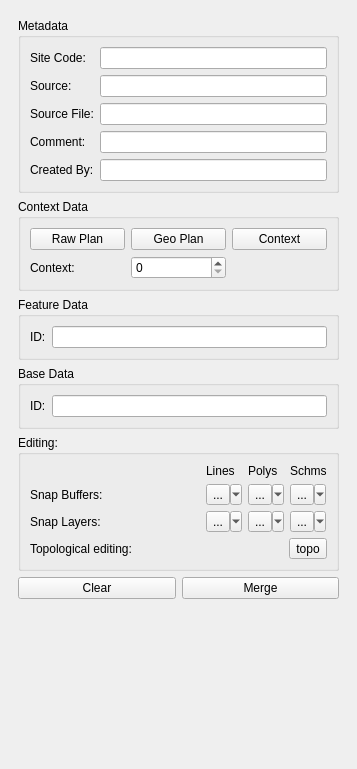
Old version of the form plan/plan_dock_base.ui in the repository lparchaeology/ArkPlan.
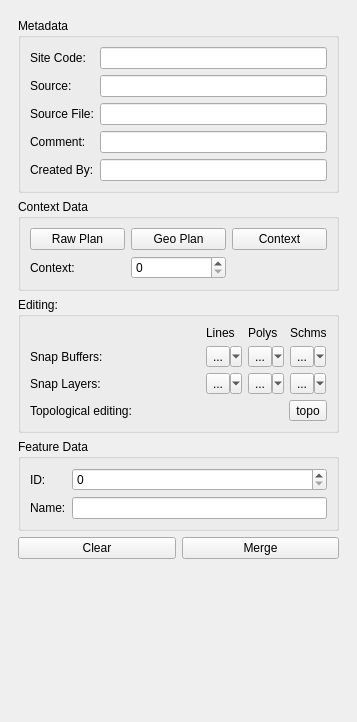
New version of the form. Custom widgets are drawn as their Qt base class.

Commit message:
Move sections to features, remove base editing in planning
Base is now purely site/survey related data and not connected to
ARK or feature data.

The edit to the form file:
```diff
--- a/plan/plan_dock_base.ui
+++ b/plan/plan_dock_base.ui
@@ -7,7 +7,7 @@
     <x>0</x>
     <y>0</y>
     <width>357</width>
-    <height>769</height>
+    <height>722</height>
    </rect>
   </property>
   <property name="sizePolicy">
@@ -44,7 +44,7 @@
          <x>0</x>
          <y>0</y>
          <width>333</width>
-         <height>719</height>
+         <height>672</height>
         </rect>
        </property>
        <layout class="QVBoxLayout" name="verticalLayout">
@@ -190,56 +190,6 @@
           </layout>
          </widget>
         </item>
-        <item>
-         <widget class="QGroupBox" name="m_featureDataGroup">
-          <property name="title">
-           <string>Feature Data</string>
-          </property>
-          <layout class="QGridLayout" name="gridLayout_6">
-           <item row="3" column="1">
-            <widget class="QLineEdit" name="m_featureIdEdit"/>
-           </item>
-           <item row="4" column="0" colspan="2">
-            <layout class="QGridLayout" name="m_featureToolsLayout"/>
-           </item>
-           <item row="3" column="0">
-            <widget class="QLabel" name="m_featureIdLabel">
-             <property name="text">
-              <string>ID:</string>
-             </property>
-             <property name="buddy">
-              <cstring>m_contextNumberSpin</cstring>
-             </property>
-            </widget>
-           </item>
-          </layout>
-         </widget>
-        </item>
-        <item>
-         <widget class="QGroupBox" name="m_baseDataGroup">
-          <property name="title">
-           <string>Base Data</string>
-          </property>
-          <layout class="QGridLayout" name="gridLayout_5">
-           <item row="3" column="1">
-            <widget class="QLineEdit" name="m_baseIdEdit"/>
-           </item>
-           <item row="4" column="0" colspan="2">
-            <layout class="QGridLayout" name="m_baseToolsLayout"/>
-           </item>
-           <item row="3" column="0">
-            <widget class="QLabel" name="m_baseIdLabel">
-             <property name="text">
-              <string>ID:</string>
-             </property>
-             <property name="buddy">
-              <cstring>m_contextNumberSpin</cstring>
-             </property>
-            </widget>
-           </item>
-          </layout>
-         </widget>
-        </item>
         <item>
          <widget class="QGroupBox" name="groupBox">
           <property name="title">
@@ -387,6 +337,44 @@
           </layout>
          </widget>
         </item>
+        <item>
+         <widget class="QGroupBox" name="m_featureDataGroup">
+          <property name="title">
+           <string>Feature Data</string>
+          </property>
+          <layout class="QGridLayout" name="gridLayout_6">
+           <item row="3" column="1">
+            <widget class="QLineEdit" name="m_featureNameEdit"/>
+           </item>
+           <item row="4" column="0" colspan="2">
+            <layout class="QGridLayout" name="m_featureToolsLayout"/>
+           </item>
+           <item row="3" column="0">
+            <widget class="QLabel" name="m_featureNameLabel">
+             <property name="text">
+              <string>Name:</string>
+             </property>
+             <property name="buddy">
+              <cstring>m_featureNameEdit</cstring>
+             </property>
+            </widget>
+           </item>
+           <item row="0" column="0">
+            <widget class="QLabel" name="m_featureIdLabel">
+             <property name="text">
+              <string>ID:</string>
+             </property>
+             <property name="buddy">
+              <cstring>m_featureIdSpin</cstring>
+             </property>
+            </widget>
+           </item>
+           <item row="0" column="1">
+            <widget class="QSpinBox" name="m_featureIdSpin"/>
+           </item>
+          </layout>
+         </widget>
+        </item>
         <item>
          <layout class="QHBoxLayout" name="horizontalLayout">
           <item>
```
Left out of the diff: 18 changed lines with no effect on the pictures. The commit also changes 4 other files.
